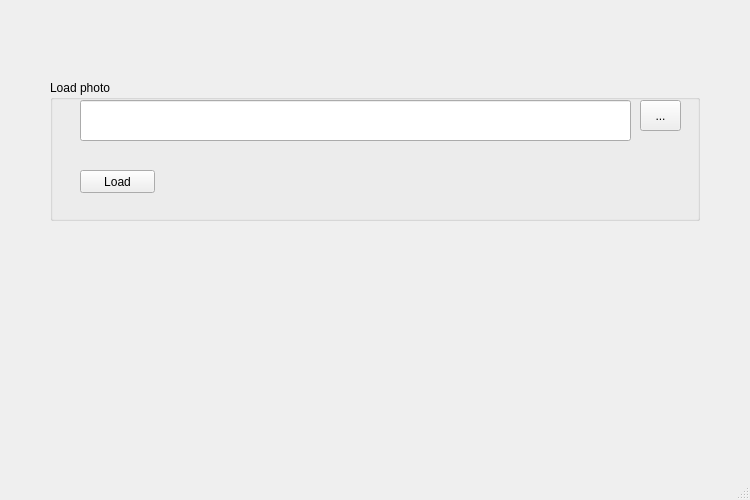
First picture: the form in testare/test2.ui, repository stefandamian/proiect_iom, before the edit.
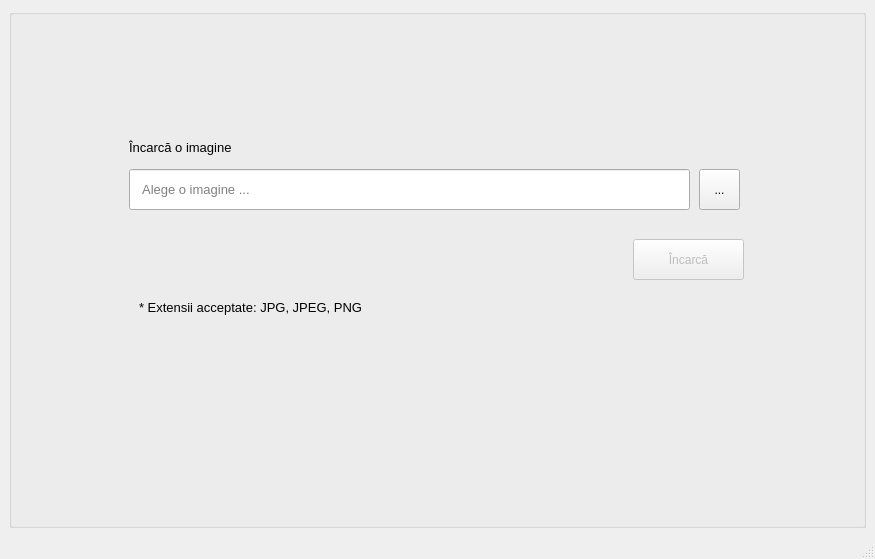
Second picture: the form after the edit.

Commit message: UI/UX: widget for load img/video

The edit to the form file:
```diff
--- a/testare/test2.ui
+++ b/testare/test2.ui
@@ -6,8 +6,8 @@
    <rect>
     <x>0</x>
     <y>0</y>
-    <width>750</width>
-    <height>500</height>
+    <width>875</width>
+    <height>559</height>
    </rect>
   </property>
   <property name="minimumSize">
@@ -20,30 +20,33 @@
    <string>MainWindow</string>
   </property>
   <widget class="QWidget" name="centralwidget">
+   <layout class="QHBoxLayout" name="horizontalLayout">
+    <item>
    <widget class="QGroupBox" name="groupBox">
-    <property name="geometry">
-     <rect>
-      <x>50</x>
-      <y>80</y>
-      <width>650</width>
-      <height>141</height>
-     </rect>
+      <property name="sizePolicy">
+       <sizepolicy hsizetype="Preferred" vsizetype="Preferred">
+        <horstretch>0</horstretch>
+        <verstretch>0</verstretch>
+       </sizepolicy>
     </property>
     <property name="minimumSize">
      <size>
-      <width>650</width>
+        <width>655</width>
       <height>100</height>
      </size>
     </property>
+      <property name="styleSheet">
+       <string notr="true"/>
+      </property>
     <property name="title">
-     <string>Load photo</string>
+       <string/>
     </property>
     <widget class="QLineEdit" name="lineEdit">
      <property name="geometry">
       <rect>
-       <x>30</x>
-       <y>20</y>
-       <width>551</width>
+         <x>120</x>
+         <y>160</y>
+         <width>561</width>
        <height>41</height>
       </rect>
      </property>
@@ -55,37 +58,93 @@
      </property>
      <property name="font">
       <font>
-       <pointsize>11</pointsize>
-      </font>
-     </property>
+         <pointsize>10</pointsize>
+        </font>
+       </property>
+       <property name="frame">
+        <bool>true</bool>
+       </property>
+       <property name="dragEnabled">
+        <bool>false</bool>
+       </property>
+       <property name="placeholderText">
+        <string>   Alege o imagine ...</string>
+       </property>
+       <property name="clearButtonEnabled">
+        <bool>false</bool>
+       </property>
     </widget>
     <widget class="QPushButton" name="pushButton">
+       <property name="enabled">
+        <bool>false</bool>
+       </property>
      <property name="geometry">
       <rect>
-       <x>30</x>
-       <y>90</y>
-       <width>75</width>
-       <height>23</height>
+         <x>624</x>
+         <y>230</y>
+         <width>111</width>
+         <height>41</height>
       </rect>
      </property>
      <property name="text">
-      <string>Load</string>
+        <string>Încarcă</string>
      </property>
     </widget>
     <widget class="QToolButton" name="toolButton">
      <property name="geometry">
       <rect>
-       <x>590</x>
-       <y>20</y>
+         <x>690</x>
+         <y>160</y>
        <width>41</width>
-       <height>31</height>
-      </rect>
-     </property>
+         <height>41</height>
+        </rect>
+       </property>
+       <property name="toolTip">
+        <string>&lt;html&gt;&lt;head/&gt;&lt;body&gt;&lt;p&gt;Alege o imagine&lt;/p&gt;&lt;/body&gt;&lt;/html&gt;</string>
+       </property>
      <property name="text">
       <string>...</string>
      </property>
     </widget>
-   </widget>
+      <widget class="QLabel" name="label">
+       <property name="geometry">
+        <rect>
+         <x>120</x>
+         <y>130</y>
+         <width>111</width>
+         <height>16</height>
+        </rect>
+       </property>
+       <property name="font">
+        <font>
+         <pointsize>10</pointsize>
+        </font>
+       </property>
+       <property name="text">
+        <string>Încarcă o imagine</string>
+       </property>
+      </widget>
+      <widget class="QLabel" name="label_2">
+       <property name="geometry">
+        <rect>
+         <x>130</x>
+         <y>290</y>
+         <width>601</width>
+         <height>16</height>
+        </rect>
+       </property>
+       <property name="font">
+        <font>
+         <pointsize>10</pointsize>
+        </font>
+       </property>
+       <property name="text">
+        <string>* Extensii acceptate: JPG, JPEG, PNG</string>
+       </property>
+      </widget>
+     </widget>
+    </item>
+   </layout>
   </widget>
   <widget class="QMenuBar" name="menubar">
    <property name="geometry">
```
Left out of the diff: 2 changed lines with no effect on the pictures. Lines whose indentation alone changed are shown as unchanged. The commit also changes 10 other files.
